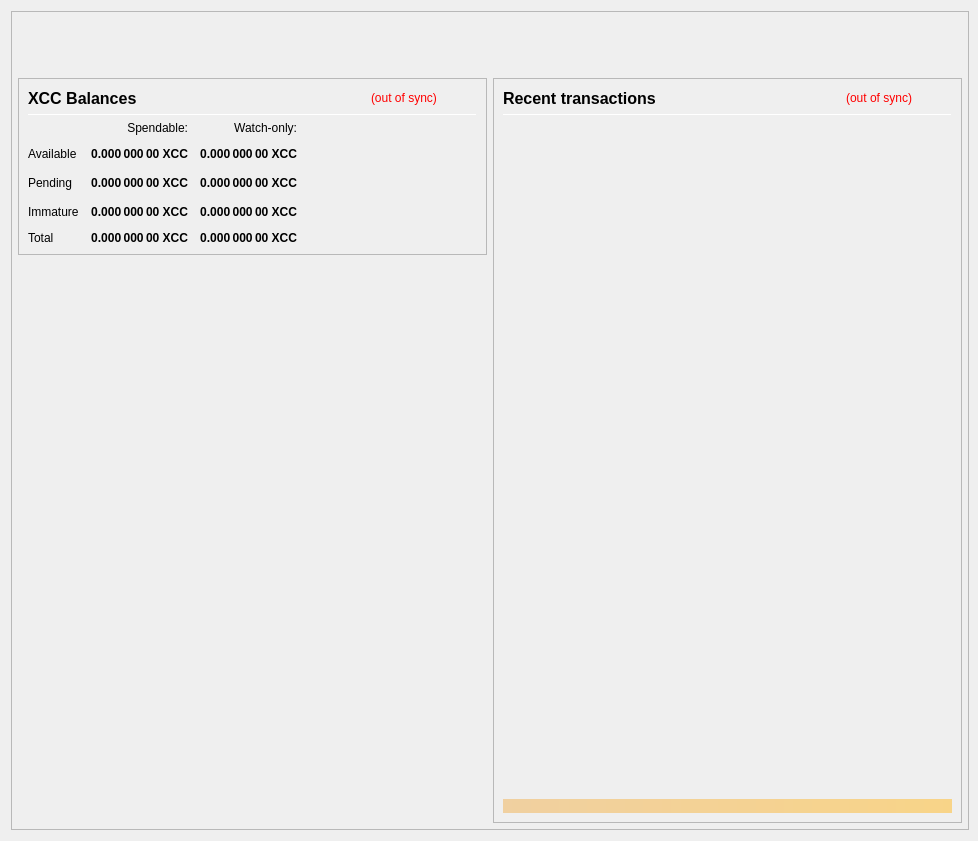
Before: the Qt Designer form src/qt/forms/overviewpage.ui in xccdev/cobaltcash, drawn with Qt 5.
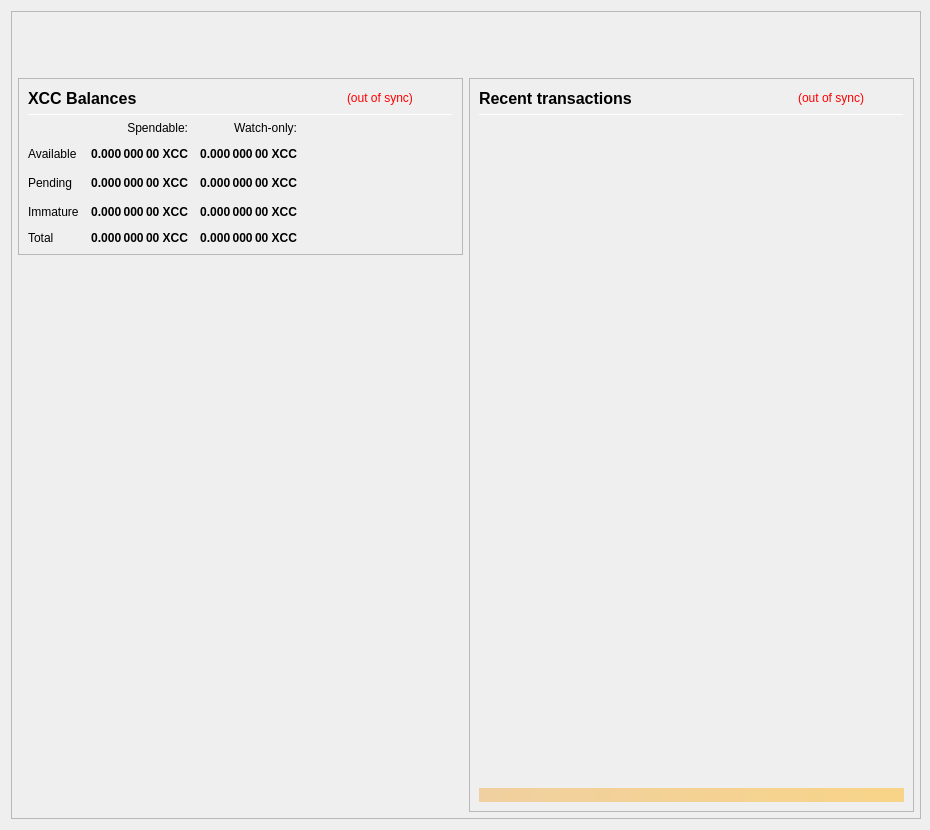
After: the same form once the commit is applied.

Commit message: fixing qt widget size

Diff of the .ui file:
```diff
--- a/src/qt/forms/overviewpage.ui
+++ b/src/qt/forms/overviewpage.ui
@@ -6,14 +6,14 @@
    <rect>
     <x>0</x>
     <y>0</y>
-    <width>978</width>
-    <height>841</height>
+    <width>930</width>
+    <height>830</height>
    </rect>
   </property>
   <property name="minimumSize">
    <size>
-    <width>960</width>
-    <height>682</height>
+    <width>900</width>
+    <height>520</height>
    </size>
   </property>
   <property name="font">
```
The commit also changes 5 other files.
